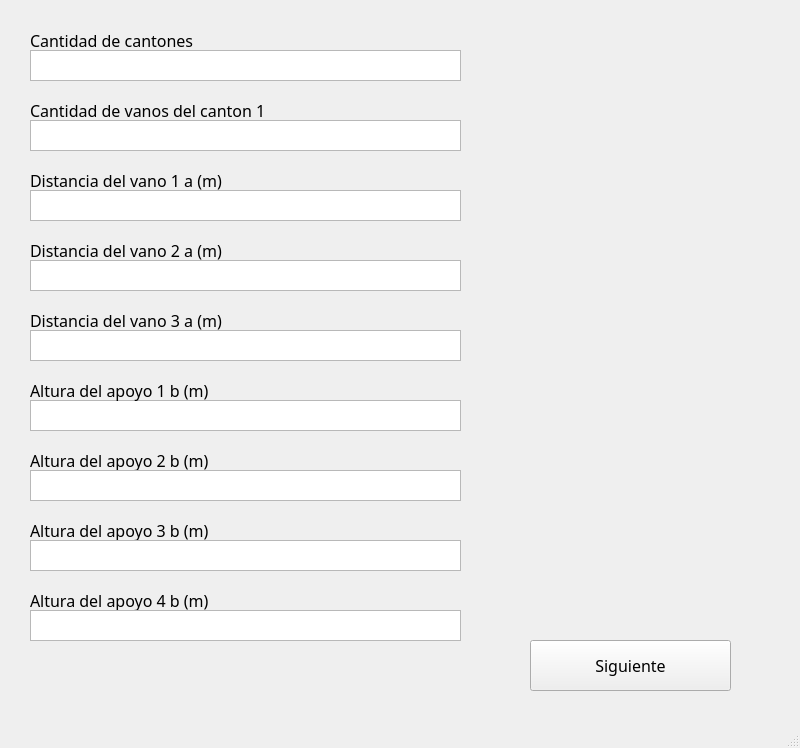
Old version of the form cantones.ui in the repository JpDevelopmentTech/qt-designer.
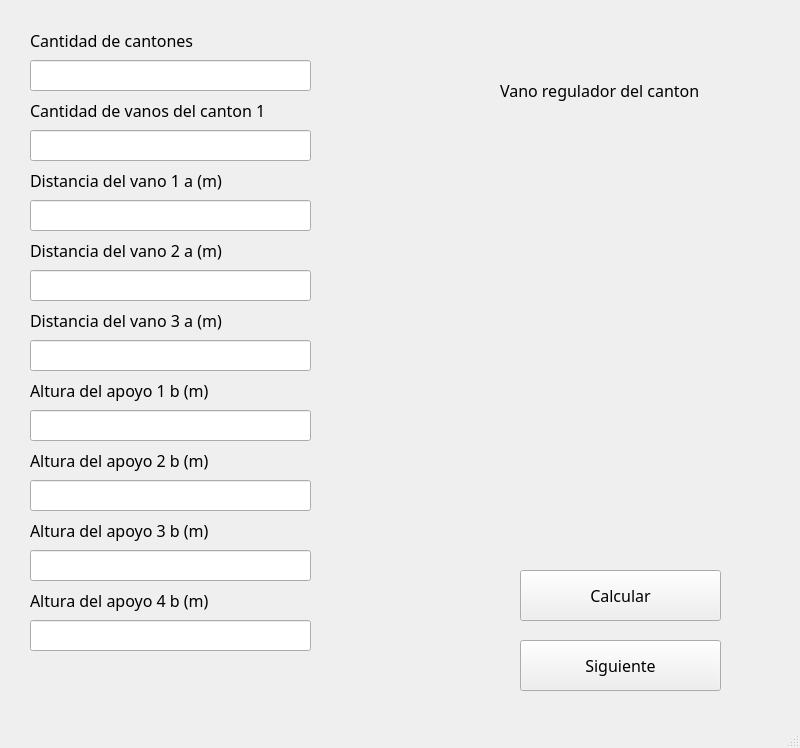
New version of the form.

```diff
--- a/cantones.ui
+++ b/cantones.ui
@@ -14,16 +14,6 @@
    <string>MainWindow</string>
   </property>
   <widget class="QWidget" name="centralwidget">
-   <widget class="QTextEdit" name="promedioAmbiente">
-    <property name="geometry">
-     <rect>
-      <x>30</x>
-      <y>50</y>
-      <width>431</width>
-      <height>31</height>
-     </rect>
-    </property>
-   </widget>
    <widget class="QLabel" name="label_4">
     <property name="geometry">
      <rect>
@@ -62,26 +52,6 @@
      <string>Cantidad de vanos del canton 1</string>
     </property>
    </widget>
-   <widget class="QTextEdit" name="promedioAmbiente_2">
-    <property name="geometry">
-     <rect>
-      <x>30</x>
-      <y>120</y>
-      <width>431</width>
-      <height>31</height>
-     </rect>
-    </property>
-   </widget>
-   <widget class="QTextEdit" name="promedioAmbiente_3">
-    <property name="geometry">
-     <rect>
-      <x>30</x>
-      <y>190</y>
-      <width>431</width>
-      <height>31</height>
-     </rect>
-    </property>
-   </widget>
    <widget class="QLabel" name="label_6">
     <property name="geometry">
      <rect>
@@ -120,26 +90,6 @@
      <string>Distancia del vano 2 a (m) </string>
     </property>
    </widget>
-   <widget class="QTextEdit" name="promedioAmbiente_4">
-    <property name="geometry">
-     <rect>
-      <x>30</x>
-      <y>260</y>
-      <width>431</width>
-      <height>31</height>
-     </rect>
-    </property>
-   </widget>
-   <widget class="QTextEdit" name="promedioAmbiente_5">
-    <property name="geometry">
-     <rect>
-      <x>30</x>
-      <y>330</y>
-      <width>431</width>
-      <height>31</height>
-     </rect>
-    </property>
-   </widget>
    <widget class="QLabel" name="label_8">
     <property name="geometry">
      <rect>
@@ -159,16 +109,6 @@
      <string>Distancia del vano 3 a (m) </string>
     </property>
    </widget>
-   <widget class="QTextEdit" name="promedioAmbiente_6">
-    <property name="geometry">
-     <rect>
-      <x>30</x>
-      <y>400</y>
-      <width>431</width>
-      <height>31</height>
-     </rect>
-    </property>
-   </widget>
    <widget class="QLabel" name="label_9">
     <property name="geometry">
      <rect>
@@ -207,16 +147,6 @@
      <string>Altura del apoyo 2 b (m)</string>
     </property>
    </widget>
-   <widget class="QTextEdit" name="promedioAmbiente_7">
-    <property name="geometry">
-     <rect>
-      <x>30</x>
-      <y>470</y>
-      <width>431</width>
-      <height>31</height>
-     </rect>
-    </property>
-   </widget>
    <widget class="QLabel" name="label_11">
     <property name="geometry">
      <rect>
@@ -236,16 +166,6 @@
      <string>Altura del apoyo 3 b (m)</string>
     </property>
    </widget>
-   <widget class="QTextEdit" name="promedioAmbiente_8">
-    <property name="geometry">
-     <rect>
-      <x>30</x>
-      <y>540</y>
-      <width>431</width>
-      <height>31</height>
-     </rect>
-    </property>
-   </widget>
    <widget class="QLabel" name="label_12">
     <property name="geometry">
      <rect>
@@ -265,20 +185,29 @@
      <string>Altura del apoyo 4 b (m)</string>
     </property>
    </widget>
-   <widget class="QTextEdit" name="promedioAmbiente_9">
+   <widget class="QPushButton" name="calculo">
     <property name="geometry">
      <rect>
-      <x>30</x>
-      <y>610</y>
-      <width>431</width>
-      <height>31</height>
+      <x>520</x>
+      <y>570</y>
+      <width>201</width>
+      <height>51</height>
      </rect>
     </property>
+    <property name="font">
+     <font>
+      <family>Poppins</family>
+      <pointsize>12</pointsize>
+     </font>
+    </property>
+    <property name="text">
+     <string>Calcular</string>
+    </property>
    </widget>
    <widget class="QPushButton" name="pushButton_3">
     <property name="geometry">
      <rect>
-      <x>530</x>
+      <x>520</x>
       <y>640</y>
       <width>201</width>
       <height>51</height>
@@ -294,6 +223,134 @@
      <string>Siguiente</string>
     </property>
    </widget>
+   <widget class="QLabel" name="label_13">
+    <property name="geometry">
+     <rect>
+      <x>500</x>
+      <y>70</y>
+      <width>261</width>
+      <height>41</height>
+     </rect>
+    </property>
+    <property name="font">
+     <font>
+      <family>Poppins</family>
+      <pointsize>12</pointsize>
+     </font>
+    </property>
+    <property name="text">
+     <string>Vano regulador del canton</string>
+    </property>
+   </widget>
+   <widget class="QLabel" name="resultado">
+    <property name="geometry">
+     <rect>
+      <x>500</x>
+      <y>120</y>
+      <width>261</width>
+      <height>41</height>
+     </rect>
+    </property>
+    <property name="font">
+     <font>
+      <family>Poppins</family>
+      <pointsize>12</pointsize>
+     </font>
+    </property>
+    <property name="text">
+     <string/>
+    </property>
+   </widget>
+   <widget class="QLineEdit" name="cantidad">
+    <property name="geometry">
+     <rect>
+      <x>30</x>
+      <y>60</y>
+      <width>281</width>
+      <height>31</height>
+     </rect>
+    </property>
+   </widget>
+   <widget class="QLineEdit" name="cantidadvanos">
+    <property name="geometry">
+     <rect>
+      <x>30</x>
+      <y>130</y>
+      <width>281</width>
+      <height>31</height>
+     </rect>
+    </property>
+   </widget>
+   <widget class="QLineEdit" name="vano1">
+    <property name="geometry">
+     <rect>
+      <x>30</x>
+      <y>200</y>
+      <width>281</width>
+      <height>31</height>
+     </rect>
+    </property>
+   </widget>
+   <widget class="QLineEdit" name="vano2">
+    <property name="geometry">
+     <rect>
+      <x>30</x>
+      <y>270</y>
+      <width>281</width>
+      <height>31</height>
+     </rect>
+    </property>
+   </widget>
+   <widget class="QLineEdit" name="vano3">
+    <property name="geometry">
+     <rect>
+      <x>30</x>
+      <y>340</y>
+      <width>281</width>
+      <height>31</height>
+     </rect>
+    </property>
+   </widget>
+   <widget class="QLineEdit" name="altura1">
+    <property name="geometry">
+     <rect>
+      <x>30</x>
+      <y>410</y>
+      <width>281</width>
+      <height>31</height>
+     </rect>
+    </property>
+   </widget>
+   <widget class="QLineEdit" name="altura2">
+    <property name="geometry">
+     <rect>
+      <x>30</x>
+      <y>480</y>
+      <width>281</width>
+      <height>31</height>
+     </rect>
+    </property>
+   </widget>
+   <widget class="QLineEdit" name="altura3">
+    <property name="geometry">
+     <rect>
+      <x>30</x>
+      <y>550</y>
+      <width>281</width>
+      <height>31</height>
+     </rect>
+    </property>
+   </widget>
+   <widget class="QLineEdit" name="altura4">
+    <property name="geometry">
+     <rect>
+      <x>30</x>
+      <y>620</y>
+      <width>281</width>
+      <height>31</height>
+     </rect>
+    </property>
+   </widget>
   </widget>
   <widget class="QMenuBar" name="menubar">
    <property name="geometry">
```
Left out of the diff: 2 changed lines with no effect on the pictures.
